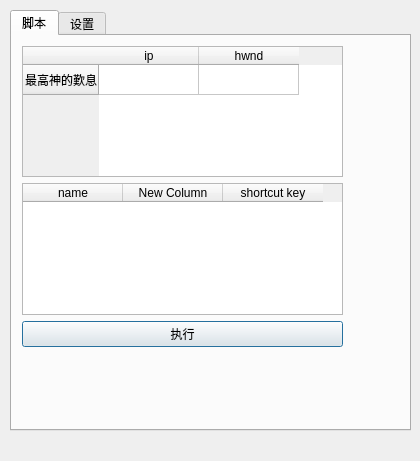
This is src/ui/mainDialog.ui in vls/vlssrc.dolassistant as Qt 5 draws it before an edit. The edited form follows.
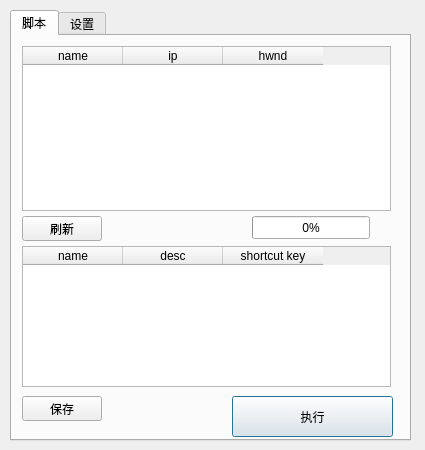
This is the edited form. The open tabs and pages were chosen to show the change.

```diff
--- a/src/ui/mainDialog.ui
+++ b/src/ui/mainDialog.ui
@@ -6,8 +6,8 @@
    <rect>
     <x>0</x>
     <y>0</y>
-    <width>420</width>
-    <height>461</height>
+    <width>425</width>
+    <height>450</height>
    </rect>
   </property>
   <property name="sizePolicy">
@@ -19,13 +19,16 @@
   <property name="windowTitle">
    <string>控制端</string>
   </property>
+  <property name="autoFillBackground">
+   <bool>false</bool>
+  </property>
   <widget class="QTabWidget" name="tabWidget">
    <property name="geometry">
     <rect>
      <x>10</x>
      <y>10</y>
      <width>401</width>
-     <height>421</height>
+     <height>431</height>
     </rect>
    </property>
    <property name="currentIndex">
@@ -35,18 +38,15 @@
     <attribute name="title">
      <string>脚本</string>
     </attribute>
-    <widget class="QWidget" name="verticalLayoutWidget">
+    <widget class="QTableWidget" name="tblPlayer">
      <property name="geometry">
       <rect>
        <x>10</x>
        <y>10</y>
-       <width>321</width>
-       <height>301</height>
+       <width>369</width>
+       <height>165</height>
       </rect>
      </property>
-     <layout class="QVBoxLayout" name="verticalLayout">
-      <item>
-       <widget class="QTableWidget" name="tableWidget">
         <property name="editTriggers">
          <set>QAbstractItemView::NoEditTriggers</set>
         </property>
@@ -62,11 +62,11 @@
         <property name="sortingEnabled">
          <bool>true</bool>
         </property>
-        <row>
+     <column>
          <property name="text">
-          <string>最高神的歎息</string>
-         </property>
-        </row>
+       <string>name</string>
+      </property>
+     </column>
         <column>
          <property name="text">
           <string>ip</string>
@@ -78,9 +78,21 @@
          </property>
         </column>
        </widget>
-      </item>
-      <item>
-       <widget class="QTableWidget" name="tableWidget_2">
+    <widget class="QTableWidget" name="tblScript">
+     <property name="geometry">
+      <rect>
+       <x>10</x>
+       <y>210</y>
+       <width>369</width>
+       <height>141</height>
+      </rect>
+     </property>
+     <property name="editTriggers">
+      <set>QAbstractItemView::NoEditTriggers</set>
+     </property>
+     <property name="sortingEnabled">
+      <bool>true</bool>
+     </property>
         <column>
          <property name="text">
           <string>name</string>
@@ -88,7 +100,7 @@
         </column>
         <column>
          <property name="text">
-          <string>New Column</string>
+       <string>desc</string>
          </property>
         </column>
         <column>
@@ -97,19 +109,57 @@
          </property>
         </column>
        </widget>
-      </item>
-      <item>
-       <layout class="QHBoxLayout" name="horizontalLayout">
-        <item>
          <widget class="QPushButton" name="btnExec">
+     <property name="geometry">
+      <rect>
+       <x>220</x>
+       <y>360</y>
+       <width>161</width>
+       <height>41</height>
+      </rect>
+     </property>
           <property name="text">
            <string>执行</string>
           </property>
          </widget>
-        </item>
-       </layout>
-      </item>
-     </layout>
+    <widget class="QPushButton" name="btnSaveScript">
+     <property name="geometry">
+      <rect>
+       <x>10</x>
+       <y>360</y>
+       <width>80</width>
+       <height>25</height>
+      </rect>
+     </property>
+     <property name="text">
+      <string>保存</string>
+     </property>
+    </widget>
+    <widget class="QPushButton" name="btnRefresh">
+     <property name="geometry">
+      <rect>
+       <x>10</x>
+       <y>180</y>
+       <width>80</width>
+       <height>25</height>
+      </rect>
+     </property>
+     <property name="text">
+      <string>刷新</string>
+     </property>
+    </widget>
+    <widget class="QProgressBar" name="progLoad">
+     <property name="geometry">
+      <rect>
+       <x>240</x>
+       <y>180</y>
+       <width>118</width>
+       <height>23</height>
+      </rect>
+     </property>
+     <property name="value">
+      <number>0</number>
+     </property>
     </widget>
    </widget>
    <widget class="QWidget" name="tab_2">
```
Left out of the diff: 126 changed lines with no effect on the pictures. Lines whose indentation alone changed are shown as unchanged.
